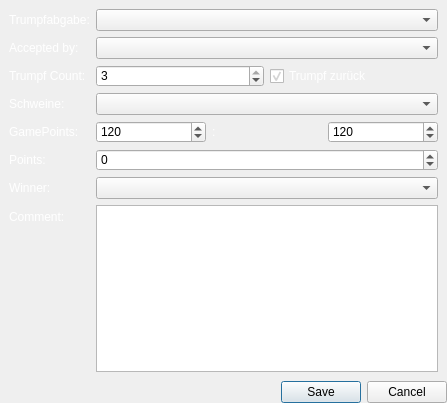
This is src/ui/game/newrounddialog.ui in lbproductions/psnewmodel as Qt 5 draws it before an edit. The edited form follows.
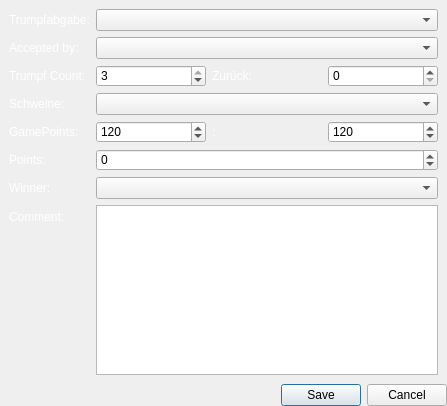
This is the edited form. The open tabs and pages were chosen to show the change. Custom widgets are drawn as their Qt base class.

Patch:
```diff
--- a/src/ui/game/newrounddialog.ui
+++ b/src/ui/game/newrounddialog.ui
@@ -7,7 +7,7 @@
     <x>0</x>
     <y>0</y>
     <width>447</width>
-    <height>403</height>
+    <height>406</height>
    </rect>
   </property>
   <property name="windowTitle">
@@ -558,12 +558,16 @@
           </widget>
          </item>
          <item>
-          <widget class="QCheckBox" name="checkBoxTrumpfZurueck">
+          <widget class="QLabel" name="label_35">
            <property name="text">
-            <string>Trumpf zurück</string>
+            <string>Zurück:</string>
            </property>
-           <property name="checked">
-            <bool>true</bool>
+          </widget>
+         </item>
+         <item>
+          <widget class="QSpinBox" name="spinBoxTrumpfZurueck">
+           <property name="maximum">
+            <number>3</number>
            </property>
           </widget>
          </item>
```
Left out of the diff: 5 changed lines with no effect on the pictures.
